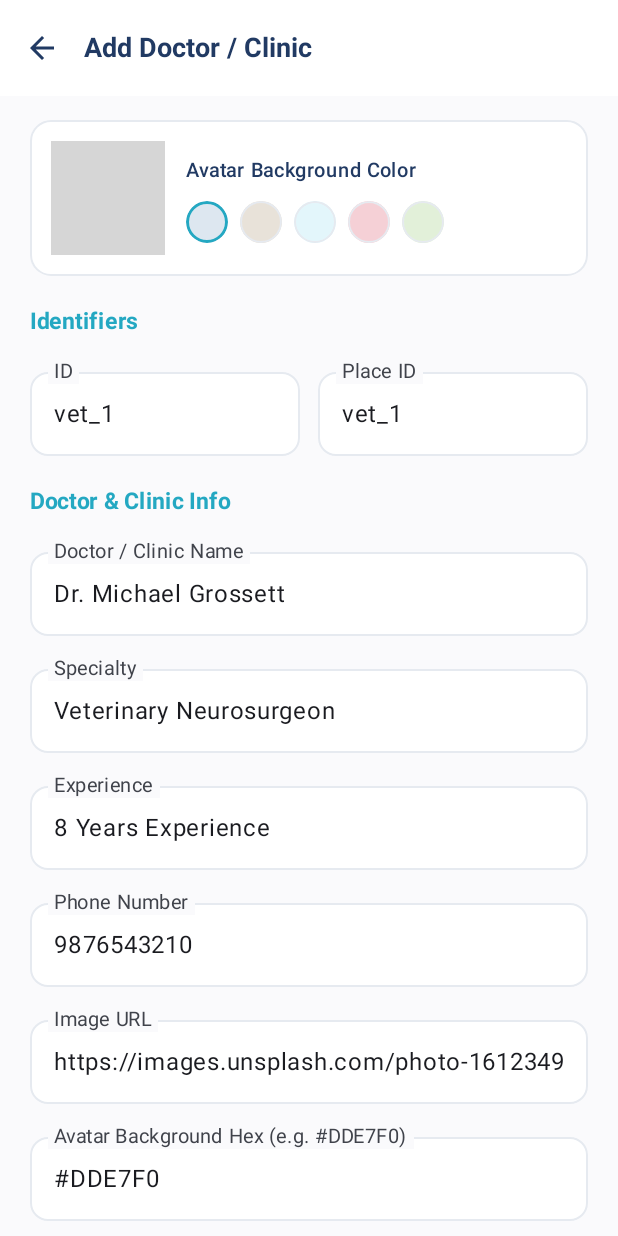
After one commit to pankaj-verma55/VetCarePass, an Android app built with Jetpack Compose: the AddDoctorClinicScreen screen opened through its navigation route, on a phone screen of 412 x 824 dp. The commit adds this screen. Run offline under Robolectric (Android 15) with nearby library versions, the phone set to English and light mode, and no system bars; pictures from the network do not load; 2 statements that could not run were skipped; grey boxes are pictures that could not be loaded.

Commit message:
Add Doctor Screen Added

```diff
--- /dev/null
+++ b/app/src/main/java/com/example/vetcare/view/Screen/AddDoctorClinicScreen.kt
@@ -0,0 +1,372 @@
+package com.example.vetcare.view.Screen
+
+import android.widget.Toast
+import androidx.compose.foundation.BorderStroke
+import androidx.compose.foundation.background
+import androidx.compose.foundation.border
+import androidx.compose.foundation.clickable
+import androidx.compose.foundation.layout.*
+import androidx.compose.foundation.rememberScrollState
+import androidx.compose.foundation.shape.CircleShape
+import androidx.compose.foundation.shape.RoundedCornerShape
+import androidx.compose.foundation.text.KeyboardOptions
+import androidx.compose.foundation.verticalScroll
+import androidx.compose.material.icons.Icons
+import androidx.compose.material.icons.automirrored.filled.ArrowBack
+import androidx.compose.material3.*
+import androidx.compose.runtime.*
+import androidx.compose.ui.Alignment
+import androidx.compose.ui.Modifier
+import androidx.compose.ui.draw.clip
+import androidx.compose.ui.graphics.Color
+import androidx.compose.ui.layout.ContentScale
+import androidx.compose.ui.platform.LocalContext
+import androidx.compose.ui.text.font.FontWeight
+import androidx.compose.ui.text.input.KeyboardType
+import androidx.compose.ui.unit.dp
+import androidx.compose.ui.unit.sp
+import androidx.lifecycle.viewmodel.compose.viewModel
+import coil.compose.AsyncImage
+import com.example.vetcare.ViewModel.HomeViewModel
+import com.example.vetcare.model.data.FirestoreClinicItem
+
+@OptIn(ExperimentalMaterial3Api::class)
+@Composable
+fun AddDoctorClinicScreen(
+    homeViewModel: HomeViewModel = viewModel(),
+    onBackClick: () -> Unit = {}
+) {
+    val context = LocalContext.current
+    val uiState by homeViewModel.uiState.collectAsState()
+
+    // Form States covering all FirestoreClinicItem parameters
+    var id by remember { mutableStateOf("vet_1") }
+    var placeId by remember { mutableStateOf("vet_1") }
+    var name by remember { mutableStateOf("Dr. Michael Grossett") }
+    var specialty by remember { mutableStateOf("Veterinary Neurosurgeon") }
+    var address by remember { mutableStateOf("DMC Hospital, Sector 14, Gurugram") }
+    var phone by remember { mutableStateOf("9876543210") }
+    var rating by remember { mutableStateOf("4.8") }
+    var distance by remember { mutableStateOf("1.2 KM Away") }
+    var latitude by remember { mutableStateOf("28.4744") }
+    var longitude by remember { mutableStateOf("77.0405") }
+    var direction by remember { mutableStateOf("DMC Hospital, Sector 14, Gurugram") }
+    var avatarBgHex by remember { mutableStateOf("#DDE7F0") }
+    var imageUrl by remember { mutableStateOf("https://images.unsplash.com/photo-1612349317150-e413f6a5b16d?w=400") }
+    var experience by remember { mutableStateOf("8 Years Experience") }
+    var about by remember {
+        mutableStateOf("Senior veterinary neurosurgeon specializing in spinal surgery, neurological disorders, and critical care for dogs and cats.")
+    }
+    var openDays by remember { mutableStateOf("Monday - Saturday") }
+    var openHours by remember { mutableStateOf("09:30 AM - 07:30 PM") }
+
+    val colorPresets = listOf("#DDE7F0", "#E8E2D9", "#E3F6FB", "#F5D0D6", "#E2F0D9")
+
+    // Show Toast feedback when Firestore save succeeds or fails
+    LaunchedEffect(uiState.statusMessage) {
+        uiState.statusMessage?.let { msg ->
+            Toast.makeText(context, msg, Toast.LENGTH_SHORT).show()
+            if (msg.contains("saved", ignoreCase = true)) {
+//                onBackClick()
+            }
+        }
+    }
+
+    Scaffold(
+        containerColor = ScreenBgColor,
+        topBar = {
+            TopAppBar(
+                title = {
+                    Text(
+                        text = "Add Doctor / Clinic",
+                        color = DeepNavy,
+                        fontWeight = FontWeight.Bold,
+                        fontSize = 18.sp
+                    )
+                },
+                navigationIcon = {
+                    IconButton(onClick = onBackClick) {
+                        Icon(
+                            imageVector = Icons.AutoMirrored.Filled.ArrowBack,
+                            contentDescription = "Back",
+                            tint = DeepNavy
+                        )
+                    }
+                },
+                colors = TopAppBarDefaults.topAppBarColors(containerColor = Color.White)
+            )
+        }
+    ) { paddingValues ->
+        Column(
+            modifier = Modifier
+                .fillMaxSize()
+                .padding(paddingValues)
+                .verticalScroll(rememberScrollState())
+                .padding(horizontal = 20.dp, vertical = 16.dp),
+            verticalArrangement = Arrangement.spacedBy(14.dp)
+        ) {
+            // Live Avatar & Image URL Preview Card
+            Surface(
+                shape = RoundedCornerShape(14.dp),
+                color = Color.White,
+                border = BorderStroke(1.dp, BorderGray),
+                modifier = Modifier.fillMaxWidth()
+            ) {
+                Row(
+                    modifier = Modifier.padding(14.dp),
+                    verticalAlignment = Alignment.CenterVertically
+                ) {
+                    val parsedBg = remember(avatarBgHex) {
+                        try {
+                            Color(android.graphics.Color.parseColor(avatarBgHex))
+                        } catch (e: Exception) {
+                            Color(0xFFDDE7F0)
+                        }
+                    }
+
+                    Box(
+                        modifier = Modifier
+                            .size(76.dp)
+                            .clip(RoundedCornerShape(12.dp))
+                            .background(parsedBg),
+                        contentAlignment = Alignment.Center
+                    ) {
+                        AsyncImage(
+                            model = imageUrl,
+                            contentDescription = name,
+                            modifier = Modifier.fillMaxSize(),
+                            contentScale = ContentScale.Crop
+                        )
+                    }
+
+                    Spacer(modifier = Modifier.width(14.dp))
+
+                    Column(modifier = Modifier.weight(1f)) {
+                        Text(
+                            text = "Avatar Background Color",
+                            color = DeepNavy,
+                            fontWeight = FontWeight.SemiBold,
+                            fontSize = 13.sp
+                        )
+                        Spacer(modifier = Modifier.height(8.dp))
+                        Row(horizontalArrangement = Arrangement.spacedBy(8.dp)) {
+                            colorPresets.forEach { hex ->
+                                val swatchColor = Color(android.graphics.Color.parseColor(hex))
+                                Box(
+                                    modifier = Modifier
+                                        .size(28.dp)
+                                        .clip(CircleShape)
+                                        .background(swatchColor)
+                                        .border(
+                                            width = if (avatarBgHex.equals(hex, ignoreCase = true)) 2.dp else 1.dp,
+                                            color = if (avatarBgHex.equals(hex, ignoreCase = true)) PrimaryTeal else BorderGray,
+                                            shape = CircleShape
+                                        )
+                                        .clickable { avatarBgHex = hex }
+                                )
+                            }
+                        }
+                    }
+                }
+            }
+
+            // Section 1: Identifiers
+            SectionTitle("Identifiers")
+            Row(horizontalArrangement = Arrangement.spacedBy(12.dp)) {
+                ClinicFormField(
+                    value = id,
+                    onValueChange = { id = it },
+                    label = "ID",
+                    modifier = Modifier.weight(1f)
+                )
+                ClinicFormField(
+                    value = placeId,
+                    onValueChange = { placeId = it },
+                    label = "Place ID",
+                    modifier = Modifier.weight(1f)
+                )
+            }
+
+            // Section 2: Doctor / Clinic Details
+            SectionTitle("Doctor & Clinic Info")
+            ClinicFormField(value = name, onValueChange = { name = it }, label = "Doctor / Clinic Name")
+            ClinicFormField(value = specialty, onValueChange = { specialty = it }, label = "Specialty")
+            ClinicFormField(value = experience, onValueChange = { experience = it }, label = "Experience")
+            ClinicFormField(
+                value = phone,
+                onValueChange = { phone = it },
+                label = "Phone Number",
+                keyboardType = KeyboardType.Phone
+            )
+            ClinicFormField(
+                value = imageUrl,
+                onValueChange = { imageUrl = it },
+                label = "Image URL"
+            )
+            ClinicFormField(
+                value = avatarBgHex,
+                onValueChange = { avatarBgHex = it },
+                label = "Avatar Background Hex (e.g. #DDE7F0)"
+            )
+
+            // Section 3: Rating & Distance
+            SectionTitle("Metrics")
+            Row(horizontalArrangement = Arrangement.spacedBy(12.dp)) {
+                ClinicFormField(
+                    value = rating,
+                    onValueChange = { rating = it },
+                    label = "Rating",
+                    keyboardType = KeyboardType.Decimal,
+                    modifier = Modifier.weight(1f)
+                )
+                ClinicFormField(
+                    value = distance,
+                    onValueChange = { distance = it },
+                    label = "Distance",
+                    modifier = Modifier.weight(1f)
+                )
+            }
+
+            // Section 4: Location & Coordinates
+            SectionTitle("Location & Directions")
+            ClinicFormField(value = address, onValueChange = { address = it }, label = "Address")
+            ClinicFormField(value = direction, onValueChange = { direction = it }, label = "Directions Query")
+            Row(horizontalArrangement = Arrangement.spacedBy(12.dp)) {
+                ClinicFormField(
+                    value = latitude,
+                    onValueChange = { latitude = it },
+                    label = "Latitude",
+                    keyboardType = KeyboardType.Decimal,
+                    modifier = Modifier.weight(1f)
+                )
+                ClinicFormField(
+                    value = longitude,
+                    onValueChange = { longitude = it },
+                    label = "Longitude",
+                    keyboardType = KeyboardType.Decimal,
+                    modifier = Modifier.weight(1f)
+                )
+            }
+
+            // Section 5: Schedule & Bio
+            SectionTitle("Schedule & About")
+            Row(horizontalArrangement = Arrangement.spacedBy(12.dp)) {
+                ClinicFormField(
+                    value = openDays,
+                    onValueChange = { openDays = it },
+                    label = "Open Days",
+                    modifier = Modifier.weight(1f)
+                )
+                ClinicFormField(
+                    value = openHours,
+                    onValueChange = { openHours = it },
+                    label = "Open Hours",
+                    modifier = Modifier.weight(1f)
+                )
+            }
+            ClinicFormField(
+                value = about,
+                onValueChange = { about = it },
+                label = "About",
+                singleLine = false,
+                minLines = 3
+            )
+
+            Spacer(modifier = Modifier.height(8.dp))
+
+            // Submit Button -> Saves all parameters to Firebase Firestore
+            Button(
+                enabled = !uiState.isSavingClinic,
+                onClick = {
+                    if (name.isBlank() || address.isBlank()) {
+                        Toast.makeText(context, "Name and Address are required", Toast.LENGTH_SHORT).show()
+                        return@Button
+                    }
+
+                    val clinicItem = FirestoreClinicItem(
+                        id = id.trim(),
+                        placeId = placeId.trim().ifBlank { id.trim() },
+                        name = name.trim(),
+                        specialty = specialty.trim(),
+                        address = address.trim(),
+                        phone = phone.trim(),
+                        rating = rating.trim(),
+                        distance = distance.trim(),
+                        latitude = latitude.toDoubleOrNull() ?: 0.0,
+                        longitude = longitude.toDoubleOrNull() ?: 0.0,
+                        createdAt = System.currentTimeMillis(),
+                        direction = direction.trim().ifBlank { address.trim() },
+                        avatarBgHex = avatarBgHex.trim(),
+                        imageUrl = imageUrl.trim(),
+                        experience = experience.trim(),
+                        about = about.trim(),
+                        openDays = openDays.trim(),
+                        openHours = openHours.trim()
+                    )
+
+                    homeViewModel.saveClinicToFirestore(clinicItem)
+                },
+                colors = ButtonDefaults.buttonColors(containerColor = PrimaryTeal),
+                shape = RoundedCornerShape(12.dp),
+                contentPadding = PaddingValues(vertical = 16.dp),
+                modifier = Modifier.fillMaxWidth()
+            ) {
+                if (uiState.isSavingClinic) {
+                    CircularProgressIndicator(
+                        color = Color.White,
+                        strokeWidth = 2.dp,
+                        modifier = Modifier.size(22.dp)
+                    )
+                } else {
+                    Text(
+                        text = "Submit to Firebase",
+                        color = Color.White,
+                        fontWeight = FontWeight.Bold,
+                        fontSize = 16.sp
+                    )
+                }
+            }
+
+            Spacer(modifier = Modifier.height(24.dp))
+        }
+    }
+}
+
+@Composable
+private fun SectionTitle(title: String) {
+    Text(
+        text = title,
+        color = PrimaryTeal,
+        fontWeight = FontWeight.Bold,
+        fontSize = 15.sp,
+        modifier = Modifier.padding(top = 4.dp)
+    )
+}
+
+@Composable
+private fun ClinicFormField(
+    value: String,
+    onValueChange: (String) -> Unit,
+    label: String,
+    modifier: Modifier = Modifier,
+    keyboardType: KeyboardType = KeyboardType.Text,
+    singleLine: Boolean = true,
+    minLines: Int = 1
+) {
+    OutlinedTextField(
+        value = value,
+        onValueChange = onValueChange,
+        label = { Text(text = label, fontSize = 13.sp) },
+        singleLine = singleLine,
+        minLines = minLines,
+        keyboardOptions = KeyboardOptions(keyboardType = keyboardType),
+        shape = RoundedCornerShape(12.dp),
+        colors = OutlinedTextFieldDefaults.colors(
+            focusedBorderColor = PrimaryTeal,
+            unfocusedBorderColor = BorderGray,
+            focusedContainerColor = Color.White,
+            unfocusedContainerColor = Color.White
+        ),
+        modifier = modifier.fillMaxWidth()
+    )
+}
--- a/app/src/main/java/com/example/vetcare/view/Screen/Dashboard.kt
+++ b/app/src/main/java/com/example/vetcare/view/Screen/Dashboard.kt
@@ -17,7 +17,6 @@ import androidx.compose.material.icons.filled.Call
 import androidx.compose.material.icons.filled.Directions
 import androidx.compose.material.icons.filled.Home
 import androidx.compose.material.icons.filled.LocationOn
-import androidx.compose.material.icons.filled.Pets
 import androidx.compose.material.icons.filled.Star
 import androidx.compose.material.icons.outlined.ChatBubbleOutline
 import androidx.compose.material.icons.outlined.Map
@@ -46,7 +45,6 @@ import com.example.vetcare.ViewModel.HomeViewModel
 import com.example.vetcare.model.data.FirestoreClinicItem
 import com.example.vetcare.model.data.ServiceCategory
 import com.example.vetcare.model.data.VetDoctor
-import com.example.vetcare.ui.icon.PetCareIcons
 import com.example.vetcare.utils.IntentUtils
 
 val PrimaryTeal = Color(0xFF24A8C2)
@@ -70,7 +68,8 @@ fun DashBoardScreen(
     viewModel: HomeViewModel = viewModel(),
     onSeeAllServicesClick: () -> Unit = {},
     onSeeAllVeterinaryClick: () -> Unit = {},
-    onDoctorClick: (VetDoctor) -> Unit = {}
+    onDoctorClick: (VetDoctor) -> Unit = {},
+    onAddDoctor: () -> Unit = {}
 ) {
     val uiState by viewModel.uiState.collectAsState()
     LaunchedEffect(Unit) {
@@ -373,7 +372,8 @@ fun DashBoardScreen(
 
             3 -> {
                 ProfileScreen(
-                    modifier = Modifier.padding(paddingValues)
+                    modifier = Modifier.padding(paddingValues),
+                    onAddDoctor = onAddDoctor
                 )
             }
         }
--- a/app/src/main/java/com/example/vetcare/view/Screen/ProfileScreen.kt
+++ b/app/src/main/java/com/example/vetcare/view/Screen/ProfileScreen.kt
@@ -3,6 +3,7 @@ package com.example.vetcare.view.Screen
 import androidx.compose.foundation.BorderStroke
 import androidx.compose.foundation.background
 import androidx.compose.foundation.border
+import androidx.compose.foundation.clickable
 import androidx.compose.foundation.layout.Box
 import androidx.compose.foundation.layout.Column
 import androidx.compose.foundation.layout.Spacer
@@ -24,7 +25,8 @@ import androidx.compose.ui.text.font.FontWeight
 import androidx.compose.ui.unit.dp
 import androidx.compose.ui.unit.sp
 @Composable
-fun ProfileScreen(modifier: Modifier = Modifier) {
+fun ProfileScreen(modifier: Modifier = Modifier,
+                  onAddDoctor : () -> Unit) {
     Column(
         modifier = modifier
             .fillMaxSize()
@@ -76,6 +78,16 @@ fun ProfileScreen(modifier: Modifier = Modifier) {
                 Text(text = "Pet Type: Dog / Cat", color = DeepNavy, fontSize = 14.sp)
                 Spacer(modifier = Modifier.height(6.dp))
                 Text(text = "Preferred City: Sirsa / Bengaluru", color = SubtextGray, fontSize = 13.sp)
+                Spacer(modifier = Modifier.height(6.dp))
+                Text(
+                    modifier = Modifier.clickable{
+                        onAddDoctor()
+                    },
+                    text = "Add Doctor",
+                    color = DeepNavy,
+                    fontWeight = FontWeight.Bold,
+                    fontSize = 25.sp
+                )
             }
         }
     }
--- a/app/src/main/java/com/example/vetcare/view/navigation/AppNavigation.kt
+++ b/app/src/main/java/com/example/vetcare/view/navigation/AppNavigation.kt
@@ -15,6 +15,7 @@ import androidx.lifecycle.viewmodel.compose.viewModel
 import androidx.navigation.NavType
 import androidx.navigation.navArgument
 import com.example.vetcare.ViewModel.HomeViewModel
+import com.example.vetcare.view.Screen.AddDoctorClinicScreen
 
 sealed class Screen(val route: String) {
     data object Onboarding : Screen("onboarding")
@@ -24,6 +25,7 @@ sealed class Screen(val route: String) {
     data object Appointment : Screen("appointment/{vetId}") {
         fun createRoute(vetId: String) = "appointment/$vetId"
     }
+    data object AddClinic : Screen("add_clinic")
 }
 
 @Composable
@@ -59,6 +61,9 @@ fun AppNavigation(
                 },
                 onDoctorClick = { selectedVet ->
                     navController.navigate(Screen.Appointment.createRoute(selectedVet.id))
+                },
+                onAddDoctor = {
+                    navController.navigate(Screen.AddClinic.route)
                 }
             )
         }
@@ -80,6 +85,13 @@ fun AppNavigation(
             )
         }
 
+        composable(route = Screen.AddClinic.route) {
+            AddDoctorClinicScreen(
+                homeViewModel = homeViewModel,
+                onBackClick = { navController.popBackStack() }
+            )
+        }
+
         composable(
             route = Screen.Appointment.route,
             arguments = listOf(navArgument("vetId") { type = NavType.StringType })
```
